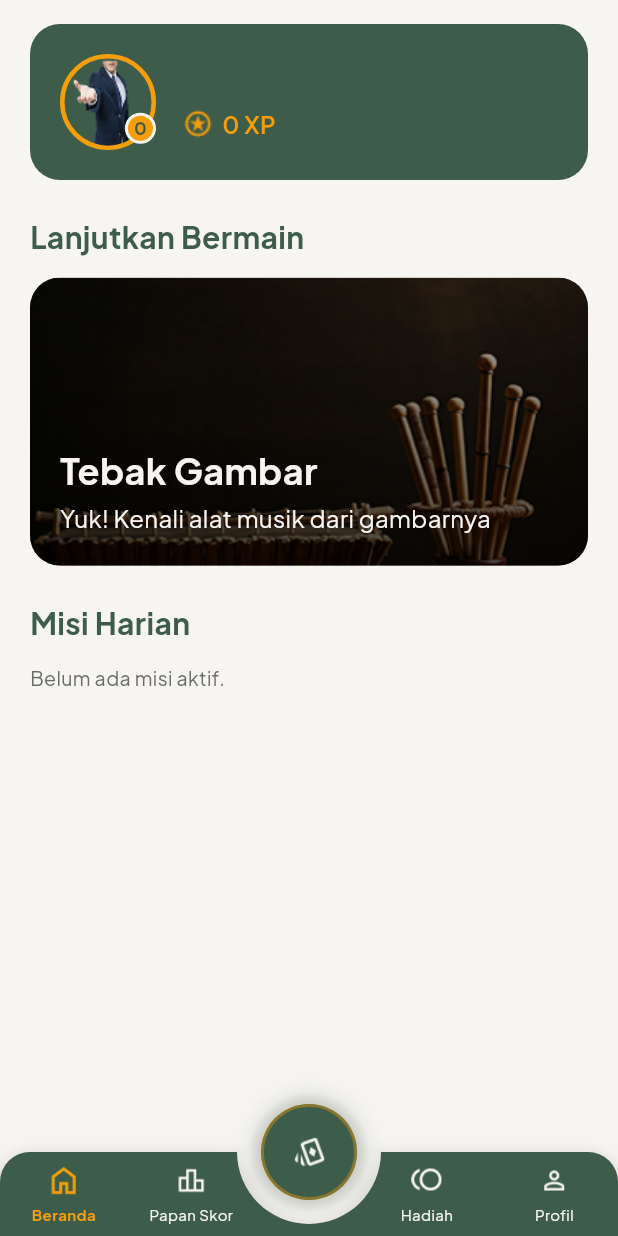
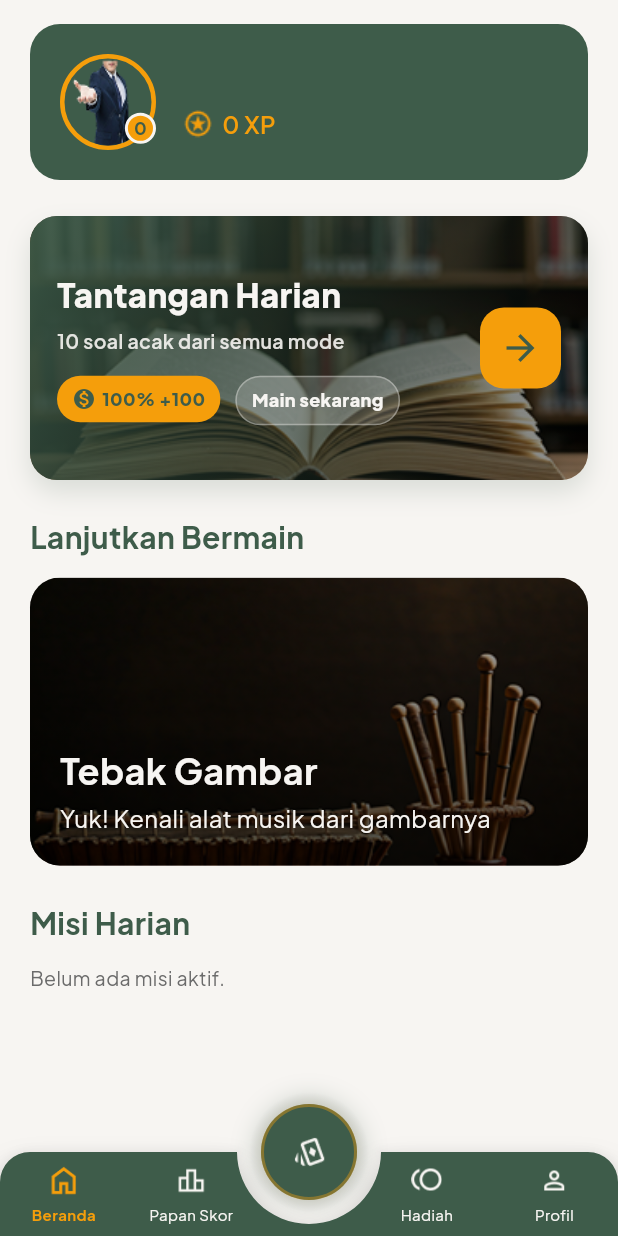
Before and after one commit to NarCobahtml/SwaraNusa-Quiz, a Flutter app: the MainNavigation screen opened by its route, on a phone screen of 412 x 824 dp. Run offline on Flutter 3.47's test engine with Material 3 defaults, Android fonts, the phone set to English and light mode, and no system bars; drawn by our look-alikes of animated_bottom_navigation_bar; our stand-ins replace audioplayers, cloud_firestore, firebase_auth, firebase_core, flutter_dotenv, flutter_svg and 4 more; accounts and stored records are empty.

Commit message:
commit before season update

```diff
--- a/lib/app/data/providers/firestore_paths.dart
+++ b/lib/app/data/providers/firestore_paths.dart
@@ -31,6 +31,8 @@ class FirestorePaths {
   static String userBadge(String uid, String badgeId) =>
       '$users/$uid/achievements/$badgeId';
   static String userDailyLogin(String uid) => '$users/$uid/daily_login/current';
+  static String userDailyQuiz(String uid, String dateKey) =>
+      '$users/$uid/daily_quiz/$dateKey';
   static String leaderboardEntry(String periodKey, String uid) =>
       '$leaderboards/$periodKey/entries/$uid';
 }
--- a/lib/app/modules/home/views/home_page.dart
+++ b/lib/app/modules/home/views/home_page.dart
@@ -3,6 +3,7 @@ import 'package:get/get.dart';
 import 'package:swaranusaquiz/app/data/services/user_service.dart';
 import 'package:swaranusaquiz/app/modules/home/controllers/home_controller.dart';
 import 'package:swaranusaquiz/app/modules/home/widgets/continue_playing_section.dart';
+import 'package:swaranusaquiz/app/modules/home/widgets/daily_quiz_cta_card.dart';
 import 'package:swaranusaquiz/app/modules/home/widgets/daily_missions_section.dart';
 import 'package:swaranusaquiz/app/modules/home/widgets/home_leaderboard_section.dart';
 import 'package:swaranusaquiz/app/modules/home/widgets/home_profile_card.dart';
@@ -37,6 +38,8 @@ class HomePage extends StatelessWidget {
                   return HomeProfileCard(profile: controller.profile);
                 }),
                 const SizedBox(height: 24),
+                DailyQuizCtaCard(onTap: controller.openDailyQuiz),
+                const SizedBox(height: 24),
                 ContinuePlayingSection(
                   onTap: onNavigateToMode ?? controller.openMode,
                 ),
--- /dev/null
+++ b/lib/app/modules/home/widgets/daily_quiz_cta_card.dart
@@ -0,0 +1,165 @@
+import 'package:flutter/material.dart';
+import 'package:swaranusaquiz/app/utils/app_colors.dart';
+
+class DailyQuizCtaCard extends StatelessWidget {
+  final VoidCallback onTap;
+
+  const DailyQuizCtaCard({super.key, required this.onTap});
+
+  @override
+  Widget build(BuildContext context) {
+    return GestureDetector(
+      onTap: onTap,
+      child: Container(
+        width: double.infinity,
+        height: 176,
+        decoration: BoxDecoration(
+          borderRadius: BorderRadius.circular(18),
+          image: const DecorationImage(
+            image: AssetImage('assets/image/sejarah_alat.png'),
+            fit: BoxFit.cover,
+          ),
+          boxShadow: [
+            BoxShadow(
+              color: AppColors.primary.withValues(alpha: 0.16),
+              blurRadius: 14,
+              offset: const Offset(0, 8),
+            ),
+          ],
+        ),
+        child: Stack(
+          children: [
+            Container(
+              decoration: BoxDecoration(
+                borderRadius: BorderRadius.circular(18),
+                gradient: LinearGradient(
+                  begin: Alignment.topLeft,
+                  end: Alignment.bottomRight,
+                  colors: [
+                    AppColors.primary.withValues(alpha: 0.92),
+                    AppColors.overlay.withValues(alpha: 0.42),
+                  ],
+                ),
+              ),
+            ),
+            Padding(
+              padding: const EdgeInsets.all(18),
+              child: Row(
+                children: [
+                  Expanded(
+                    child: Column(
+                      crossAxisAlignment: CrossAxisAlignment.start,
+                      mainAxisAlignment: MainAxisAlignment.center,
+                      children: [
+                        const Text(
+                          'Tantangan Harian',
+                          style: TextStyle(
+                            color: AppColors.textLight,
+                            fontSize: 22,
+                            fontWeight: FontWeight.w800,
+                          ),
+                        ),
+                        const SizedBox(height: 6),
+                        Text(
+                          '10 soal acak dari semua mode',
+                          style: TextStyle(
+                            color: AppColors.textLight.withValues(alpha: 0.9),
+                            fontSize: 13,
+                            fontWeight: FontWeight.w600,
+                          ),
+                        ),
+                        const SizedBox(height: 14),
+                        const Wrap(
+                          spacing: 10,
+                          runSpacing: 8,
+                          children: [
+                            _RewardBadge(reward: 100),
+                            _PlayBadge(),
+                          ],
+                        ),
+                      ],
+                    ),
+                  ),
+                  const SizedBox(width: 12),
+                  Container(
+                    width: 54,
+                    height: 54,
+                    decoration: BoxDecoration(
+                      color: AppColors.gold,
+                      borderRadius: BorderRadius.circular(16),
+                    ),
+                    child: const Icon(
+                      Icons.arrow_forward,
+                      color: AppColors.primary,
+                      size: 28,
+                    ),
+                  ),
+                ],
+              ),
+            ),
+          ],
+        ),
+      ),
+    );
+  }
+}
+
+class _RewardBadge extends StatelessWidget {
+  final int reward;
+
+  const _RewardBadge({required this.reward});
+
+  @override
+  Widget build(BuildContext context) {
+    return Container(
+      padding: const EdgeInsets.symmetric(horizontal: 10, vertical: 7),
+      decoration: BoxDecoration(
+        color: AppColors.gold,
+        borderRadius: BorderRadius.circular(999),
+      ),
+      child: Row(
+        mainAxisSize: MainAxisSize.min,
+        children: [
+          const Icon(
+            Icons.monetization_on,
+            color: AppColors.primary,
+            size: 16,
+          ),
+          const SizedBox(width: 4),
+          Text(
+            '100% +$reward',
+            style: const TextStyle(
+              color: AppColors.primary,
+              fontSize: 12,
+              fontWeight: FontWeight.w900,
+            ),
+          ),
+        ],
+      ),
+    );
+  }
+}
+
+class _PlayBadge extends StatelessWidget {
+  const _PlayBadge();
+
+  @override
+  Widget build(BuildContext context) {
+    return Container(
+      padding: const EdgeInsets.symmetric(horizontal: 10, vertical: 7),
+      decoration: BoxDecoration(
+        color: AppColors.textLight.withValues(alpha: 0.18),
+        borderRadius: BorderRadius.circular(999),
+        border: Border.all(color: AppColors.textLight.withValues(alpha: 0.35)),
+      ),
+      child: const Text(
+        'Main sekarang',
+        style: TextStyle(
+          color: AppColors.textLight,
+          fontSize: 12,
+          fontWeight: FontWeight.w800,
+        ),
+      ),
+    );
+  }
+}
--- a/lib/app/modules/quiz/models/quiz_session_config.dart
+++ b/lib/app/modules/quiz/models/quiz_session_config.dart
@@ -16,9 +16,26 @@ class QuizLevel {
 }
 
 class QuizSessionConfig extends QuizLevel {
+  final bool isDailyQuiz;
+  final int questionLimit;
+  final int perfectRewardCoin;
+
   const QuizSessionConfig({
     required super.title,
     required super.modeId,
     required super.levelId,
+    this.isDailyQuiz = false,
+    this.questionLimit = 10,
+    this.perfectRewardCoin = 100,
   });
+
+  const QuizSessionConfig.dailyQuiz()
+    : isDailyQuiz = true,
+      questionLimit = 10,
+      perfectRewardCoin = 100,
+      super(
+        title: 'Tantangan Harian',
+        modeId: 'daily_quiz',
+        levelId: 'daily_quiz',
+      );
 }
--- a/lib/app/modules/result/controllers/quiz_result_controller.dart
+++ b/lib/app/modules/result/controllers/quiz_result_controller.dart
@@ -15,6 +15,18 @@ class QuizResultController extends GetxController {
 
   int get correctAnswers => summary.correctAnswers;
   int get wrongAnswers => summary.wrongAnswers;
+  bool get isDailyQuiz => summary.isDailyQuiz;
+
+  String get completionTitle {
+    if (!summary.isDailyQuiz) return 'Selamat User!';
+    if (summary.bonusCoin > 0) return 'Bonus Harian Diklaim!';
+    if (summary.scorePercentage >= 100) return 'Skor Sempurna!';
+    return 'Tantangan Selesai';
+  }
+
+  String get backButtonLabel {
+    return summary.isDailyQuiz ? 'Balik ke Beranda' : 'Balik ke Mode';
+  }
 
   void openReview() {
     final answers = QuizEngineService.instance.answers.map((answer) {
@@ -45,6 +57,9 @@ class QuizResultController extends GetxController {
           title: summary.title.isEmpty ? 'Kuis' : summary.title,
           modeId: summary.modeId,
           levelId: summary.levelId,
+          isDailyQuiz: summary.isDailyQuiz,
+          questionLimit: summary.questionLimit,
+          perfectRewardCoin: summary.perfectRewardCoin,
         ),
       ),
       transition: Transition.fade,
@@ -53,6 +68,9 @@ class QuizResultController extends GetxController {
   }
 
   void backToMode() {
-    Get.offAllNamed(AppRoutes.mainNavigation, arguments: 4);
+    Get.offAllNamed(
+      AppRoutes.mainNavigation,
+      arguments: summary.isDailyQuiz ? 0 : 4,
+    );
   }
 }
--- a/lib/app/modules/result/models/quiz_result_summary.dart
+++ b/lib/app/modules/result/models/quiz_result_summary.dart
@@ -5,6 +5,11 @@ class QuizResultSummary {
   final String title;
   final String modeId;
   final String levelId;
+  final bool isDailyQuiz;
+  final int questionLimit;
+  final int perfectRewardCoin;
+  final int bonusCoin;
+  final bool rewardAlreadyClaimed;
 
   const QuizResultSummary({
     required this.correctAnswers,
@@ -13,6 +18,11 @@ class QuizResultSummary {
     this.title = '',
     this.modeId = '',
     this.levelId = '',
+    this.isDailyQuiz = false,
+    this.questionLimit = 10,
+    this.perfectRewardCoin = 0,
+    this.bonusCoin = 0,
+    this.rewardAlreadyClaimed = false,
   });
 
   int get scorePercentage {
```
Also changed, not shown: lib/app/data/repositories/firebase_repositories.dart (+18 -0 lines), lib/app/data/services/backend_services.dart (+181 -6 lines), lib/app/modules/home/controllers/home_controller.dart (+10 -0 lines), lib/app/modules/quiz/controllers/quiz_session_controller.dart (+10 -1 lines), lib/app/modules/quiz/repositories/quiz_repository.dart (+58 -0 lines), lib/app/modules/result/views/result.dart (+84 -8 lines), 1 other file.
